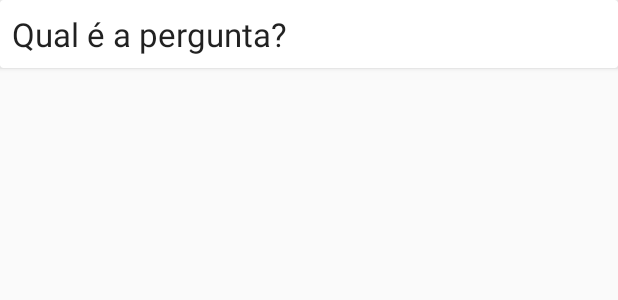
After one commit to MobileTeacher/AndroidM2, an Android app: the layout question_card.xml on its own in the app's theme, with its tools: preview values and no code run, on a phone screen of 412 x 824 dp. The commit adds this screen. Shown: the top 300 px of the screen. Run offline under Robolectric (Android 15) with nearby library versions, the phone set to English and light mode, and no system bars.

Commit message:
added question_card

```diff
--- a/SabeNada/app/src/main/res/layout/activity_question_list.xml
+++ b/SabeNada/app/src/main/res/layout/activity_question_list.xml
@@ -7,4 +7,10 @@
         android:layout_height="match_parent"
         tools:context=".QuestionListActivity">
 
+    <androidx.recyclerview.widget.RecyclerView
+            android:layout_width="0dp"
+            android:layout_height="0dp"
+            app:layout_constraintTop_toTopOf="parent" app:layout_constraintStart_toStartOf="parent"
+            app:layout_constraintEnd_toEndOf="parent"
+            app:layout_constraintBottom_toBottomOf="parent" android:id="@+id/question_list"/>
 </androidx.constraintlayout.widget.ConstraintLayout>
--- /dev/null
+++ b/SabeNada/app/src/main/res/layout/question_card.xml
@@ -0,0 +1,23 @@
+<?xml version="1.0" encoding="utf-8"?>
+<androidx.cardview.widget.CardView xmlns:android="http://schemas.android.com/apk/res/android"
+                                   xmlns:app="http://schemas.android.com/apk/res-auto"
+                                   xmlns:tools="http://schemas.android.com/tools" android:layout_width="match_parent"
+                                   android:layout_height="wrap_content">
+
+    <androidx.constraintlayout.widget.ConstraintLayout
+            android:layout_width="match_parent"
+            android:layout_height="match_parent">
+
+        <TextView
+                android:text="Qual é a pergunta?"
+                android:layout_width="0dp"
+                android:layout_height="wrap_content"
+                android:id="@+id/question_textview" app:layout_constraintEnd_toEndOf="parent"
+                android:layout_marginEnd="8dp"
+                android:layout_marginRight="8dp" app:layout_constraintStart_toStartOf="parent"
+                android:layout_marginLeft="8dp" android:layout_marginStart="8dp" android:layout_marginTop="8dp"
+                app:layout_constraintTop_toTopOf="parent" android:layout_marginBottom="8dp"
+                app:layout_constraintBottom_toBottomOf="parent"
+                android:textAppearance="@style/TextAppearance.AppCompat.Large"/>
+    </androidx.constraintlayout.widget.ConstraintLayout>
+</androidx.cardview.widget.CardView>
```
